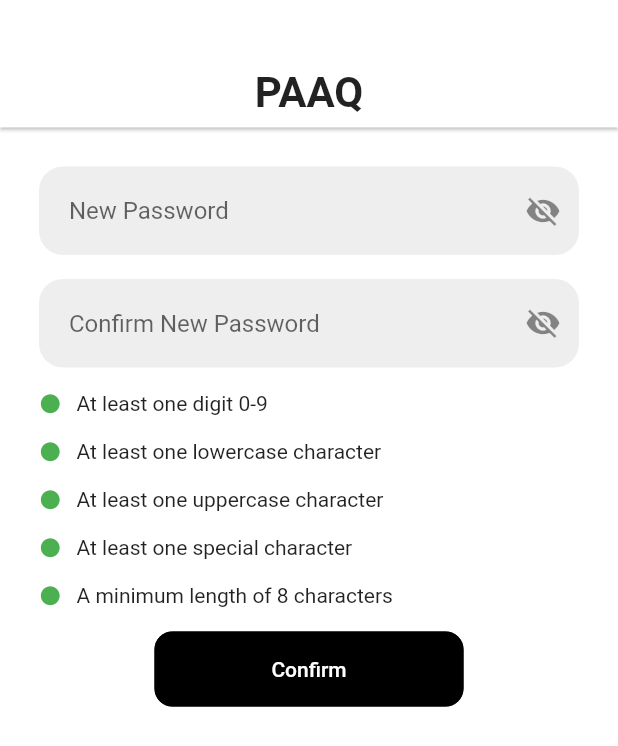
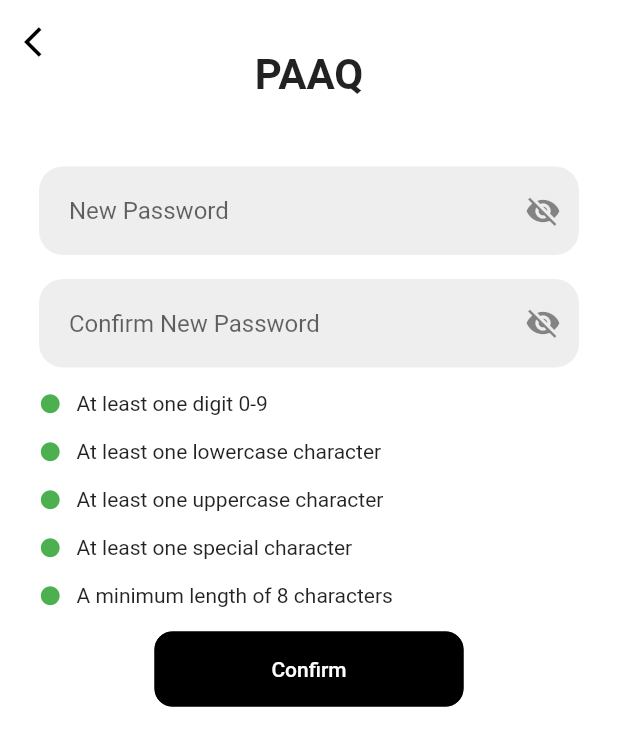
Before and after one commit to Tinomuchenje/social, a Flutter app: the Registration screen opened directly, on a phone screen of 412 x 824 dp. Shown: the top 746 px of the screen. Run offline on Flutter 3.47's test engine with Material 2 defaults, Android fonts, the phone set to English and light mode, and no system bars.

Commit message:
- code clean up

```diff
--- a/lib/components/custom_app_bar.dart
+++ b/lib/components/custom_app_bar.dart
@@ -2,9 +2,12 @@ import 'package:flutter/material.dart';
 
 class CustomAppBar extends StatelessWidget implements PreferredSizeWidget {
   String title;
+
+  double? elevation;
   CustomAppBar({
     Key? key,
     required this.title,
+    this.elevation,
   })  : preferredSize = const Size.fromHeight(85),
         super(key: key);
 
@@ -14,12 +17,20 @@ class CustomAppBar extends StatelessWidget implements PreferredSizeWidget {
   @override
   Widget build(BuildContext context) {
     return AppBar(
-      elevation: 1,
+      elevation: elevation ?? 1,
       backgroundColor: Colors.white,
+      leading: IconButton(
+          onPressed: () {
+            Navigator.of(context).pop();
+          },
+          icon: const Icon(
+            Icons.arrow_back_ios,
+            color: Colors.black,
+          )),
       flexibleSpace: Column(
         children: [
           Padding(
-            padding: const EdgeInsets.only(top: 45.0),
+            padding: const EdgeInsets.only(top: 33.0),
             child: Center(
               child: Text(
                 title,
--- a/lib/registration.dart
+++ b/lib/registration.dart
@@ -1,4 +1,5 @@
 import 'package:flutter/material.dart';
+import 'package:social/shopping/shopping_home.dart';
 
 import 'components/custom_app_bar.dart';
 import 'components/custom_form_field.dart';
@@ -21,7 +22,10 @@ class _RegistrationState extends State<Registration> {
   @override
   Widget build(BuildContext context) {
     return Scaffold(
-      appBar: CustomAppBar(title: 'PAAQ',),
+      appBar: CustomAppBar(
+        elevation: 0,
+        title: 'PAAQ',
+      ),
       body: SafeArea(
           child: Padding(
         padding: const EdgeInsets.all(18.0),
@@ -74,6 +78,12 @@ class _RegistrationState extends State<Registration> {
               onPressed: () {
                 if (_changePasswordFormKey.currentState!.validate()) {
                   _changePasswordFormKey.currentState!.save();
+
+                  Navigator.of(context).push(
+                    MaterialPageRoute(
+                      builder: (context) => const ShoppingHomePage(),
+                    ),
+                  );
                 }
               },
               child: const Text(
--- a/lib/profile.dart
+++ b/lib/shopping/data/profile_model.dart
@@ -8,7 +8,7 @@ class Profile {
 
   static List<Profile> profiles = [
     Profile(name: 'one', profilePictureUrl: 'assets/images/one.jpg'),
-    Profile(name: 'three', profilePictureUrl: 'assets/images/three.jpg'),
+    Profile(name: 'four', profilePictureUrl: 'assets/images/four.jpg'),
     Profile(name: 'eight', profilePictureUrl: 'assets/images/eight.jpg'),
     Profile(name: 'two', profilePictureUrl: 'assets/images/two.jpg'),
     Profile(name: 'five', profilePictureUrl: 'assets/images/five.jpg'),
```
Also changed, not shown: lib/main.dart (+4 -4 lines), lib/shopping/components/profile.dart (added, +28 -0 lines), lib/shopping/components/profile_cover.dart (renamed from lib/components/profile.dart, +8 -6 lines), lib/shopping/components/profile_overview_details.dart (added, +32 -0 lines), lib/shopping/shopping_home.dart (renamed from lib/shopping_home.dart, +4 -4 lines).
